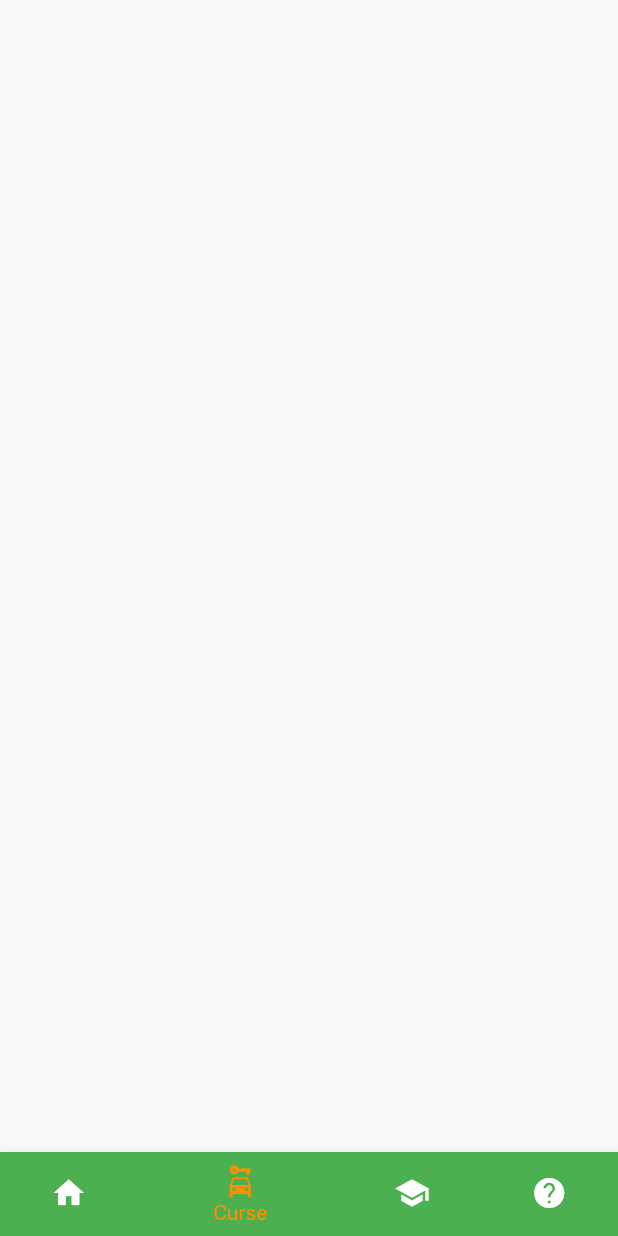
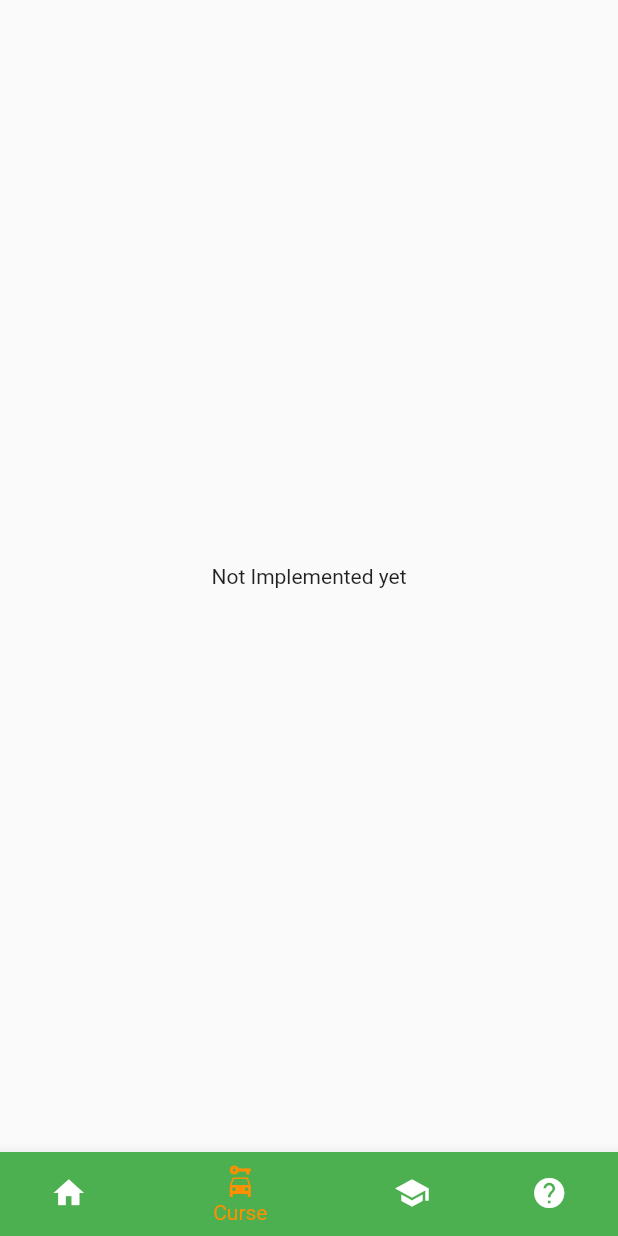
Before and after one commit to gandolh/ImSpeed, a Flutter app: the screen it shows after launch, item 2 of the bottom bar chosen, on a phone screen of 412 x 824 dp. Run offline on Flutter 3.47's test engine with Material 2 defaults, Android fonts, the phone set to English and light mode, and no system bars; our stand-ins replace flutter_neumorphic.

Commit message:
I done the page for races

```diff
--- a/lib/MainPages/help.dart
+++ b/lib/MainPages/help.dart
@@ -1,4 +1,3 @@
-import 'package:flutter/material.dart';
 import 'package:flutter_neumorphic/flutter_neumorphic.dart';
 // l-as intreba pe barnie ce a facut pe pagina de our_team
 // dar probabil isi dadu shutdown pana acum...
--- a/lib/MainPages/races.dart
+++ b/lib/MainPages/races.dart
@@ -10,6 +10,6 @@ class Races extends StatefulWidget {
 class RacesState extends State<Races> {
   @override
   Widget build(BuildContext context) {
-    return Container();
+    return const Center(child: Text("Not Implemented yet"));
   }
 }
```
